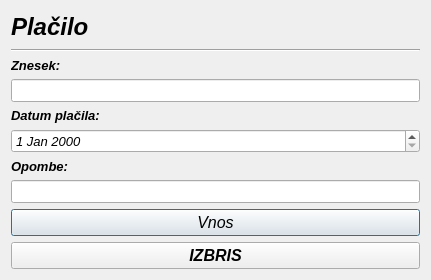
Qt form placiloracuna.ui (MaxMaxy/racun) before a commit.
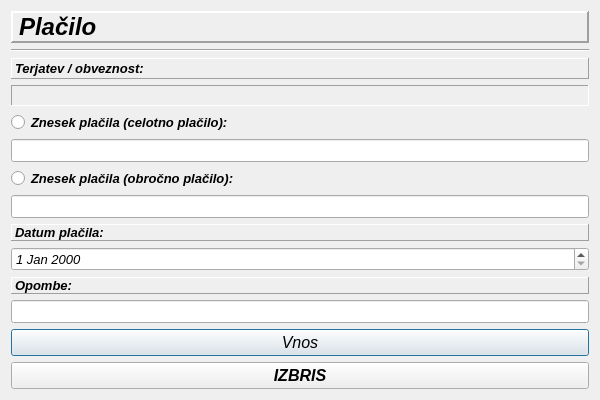
The same form after that commit.

```diff
--- a/placiloracuna.ui
+++ b/placiloracuna.ui
@@ -6,10 +6,22 @@
    <rect>
     <x>0</x>
     <y>0</y>
-    <width>431</width>
-    <height>280</height>
+    <width>600</width>
+    <height>400</height>
    </rect>
   </property>
+  <property name="minimumSize">
+   <size>
+    <width>600</width>
+    <height>400</height>
+   </size>
+  </property>
+  <property name="maximumSize">
+   <size>
+    <width>600</width>
+    <height>400</height>
+   </size>
+  </property>
   <property name="font">
    <font>
     <family>MS Sans Serif</family>
@@ -36,6 +48,15 @@
            <bold>true</bold>
           </font>
          </property>
+         <property name="frameShape">
+          <enum>QFrame::Panel</enum>
+         </property>
+         <property name="frameShadow">
+          <enum>QFrame::Raised</enum>
+         </property>
+         <property name="lineWidth">
+          <number>2</number>
+         </property>
          <property name="text">
           <string>Plačilo</string>
          </property>
@@ -55,24 +76,56 @@
        </item>
       </layout>
      </item>
+     <item>
+      <widget class="QLabel" name="label_5">
+       <property name="font">
+        <font>
+         <weight>75</weight>
+         <bold>true</bold>
+        </font>
+       </property>
+       <property name="frameShape">
+        <enum>QFrame::Panel</enum>
+       </property>
+       <property name="frameShadow">
+        <enum>QFrame::Raised</enum>
+       </property>
+       <property name="text">
+        <string>Terjatev / obveznost:</string>
+       </property>
+      </widget>
+     </item>
+     <item>
+      <widget class="QLabel" name="label_terObv">
+       <property name="minimumSize">
+        <size>
+         <width>450</width>
+         <height>16</height>
+        </size>
+       </property>
+       <property name="frameShape">
+        <enum>QFrame::Panel</enum>
+       </property>
+       <property name="frameShadow">
+        <enum>QFrame::Sunken</enum>
+       </property>
+       <property name="text">
+        <string/>
+       </property>
+      </widget>
+     </item>
      <item>
       <layout class="QVBoxLayout" name="verticalLayout_2">
        <item>
-        <widget class="QLabel" name="label_2">
+        <widget class="QRadioButton" name="radioButton_placiloSkupaj">
          <property name="font">
           <font>
-           <family>MS Sans Serif</family>
-           <pointsize>10</pointsize>
            <weight>75</weight>
-           <italic>true</italic>
            <bold>true</bold>
           </font>
          </property>
          <property name="text">
-          <string>Znesek:</string>
-         </property>
-         <property name="buddy">
-          <cstring>lineEdit</cstring>
+          <string>Znesek plačila (celotno plačilo):</string>
          </property>
         </widget>
        </item>
@@ -86,6 +139,22 @@
          </property>
         </widget>
        </item>
+       <item>
+        <widget class="QRadioButton" name="radioButton_placiloEnkratno">
+         <property name="font">
+          <font>
+           <weight>75</weight>
+           <bold>true</bold>
+          </font>
+         </property>
+         <property name="text">
+          <string>Znesek plačila (obročno plačilo):</string>
+         </property>
+        </widget>
+       </item>
+       <item>
+        <widget class="QLineEdit" name="lineEdit_TrenutnoPlacilo"/>
+       </item>
       </layout>
      </item>
      <item>
@@ -101,6 +170,12 @@
            <bold>true</bold>
           </font>
          </property>
+         <property name="frameShape">
+          <enum>QFrame::Panel</enum>
+         </property>
+         <property name="frameShadow">
+          <enum>QFrame::Raised</enum>
+         </property>
          <property name="text">
           <string>Datum plačila:</string>
          </property>
@@ -135,6 +210,12 @@
            <bold>true</bold>
           </font>
          </property>
+         <property name="frameShape">
+          <enum>QFrame::Panel</enum>
+         </property>
+         <property name="frameShadow">
+          <enum>QFrame::Raised</enum>
+         </property>
          <property name="text">
           <string>Opombe:</string>
          </property>
```
